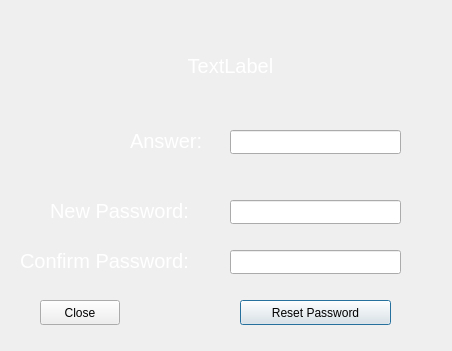
Old version of the form forgotpassword.ui in the repository Nicholas-LeBoeuf/RemoteWorkouts.
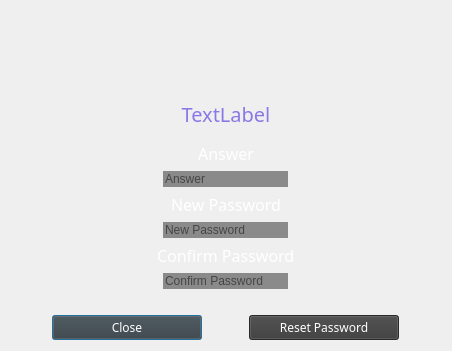
New version of the form. Icons and pictures are not drawn.

Commit message: Forgot password UI complete. Changed font of login window buttons too.

```diff
--- a/forgotpassword.ui
+++ b/forgotpassword.ui
@@ -21,22 +21,66 @@
    <string notr="true">QDialog {border-image: url(:/images/background.jpg)}
 QLabel { background: transparent; }</string>
   </property>
+  <layout class="QHBoxLayout" name="horizontalLayout_2">
+   <item>
+    <layout class="QVBoxLayout" name="verticalLayout_2">
+     <item alignment="Qt::AlignHCenter">
+      <widget class="QLabel" name="label_4">
+       <property name="minimumSize">
+        <size>
+         <width>100</width>
+         <height>0</height>
+        </size>
+       </property>
+       <property name="maximumSize">
+        <size>
+         <width>100</width>
+         <height>100</height>
+        </size>
+       </property>
+       <property name="font">
+        <font>
+         <family>Segoe UI</family>
+         <pointsize>48</pointsize>
+         <weight>50</weight>
+         <italic>false</italic>
+         <bold>false</bold>
+         <underline>false</underline>
+         <strikeout>false</strikeout>
+         <kerning>true</kerning>
+        </font>
+       </property>
+       <property name="cursor">
+        <cursorShape>ArrowCursor</cursorShape>
+       </property>
+       <property name="styleSheet">
+        <string notr="true"/>
+       </property>
+       <property name="text">
+        <string/>
+       </property>
+       <property name="pixmap">
+        <pixmap resource="resources.qrc">:/images/RWLogo.png</pixmap>
+       </property>
+       <property name="scaledContents">
+        <bool>true</bool>
+       </property>
+       <property name="alignment">
+        <set>Qt::AlignCenter</set>
+       </property>
+      </widget>
+     </item>
+     <item>
   <widget class="QLabel" name="securityQLabel">
-   <property name="geometry">
-    <rect>
-     <x>10</x>
-     <y>30</y>
-     <width>441</width>
-     <height>71</height>
-    </rect>
-   </property>
    <property name="font">
     <font>
+         <family>Eras Demi ITC</family>
      <pointsize>15</pointsize>
     </font>
    </property>
    <property name="styleSheet">
-    <string notr="true">QLabel {color:white;}</string>
+        <string notr="true">QLabel {color: rgb(139, 120, 230);}
+</string>
    </property>
    <property name="text">
     <string>TextLabel</string>
@@ -45,131 +89,241 @@
     <set>Qt::AlignCenter</set>
    </property>
   </widget>
-  <widget class="QLineEdit" name="securityQAnswer">
-   <property name="geometry">
-    <rect>
-     <x>230</x>
-     <y>130</y>
-     <width>171</width>
-     <height>24</height>
-    </rect>
-   </property>
-  </widget>
+     </item>
+     <item>
+      <layout class="QVBoxLayout" name="verticalLayout">
+       <item>
   <widget class="QLabel" name="label">
-   <property name="geometry">
-    <rect>
-     <x>130</x>
-     <y>120</y>
-     <width>91</width>
-     <height>41</height>
-    </rect>
-   </property>
    <property name="font">
     <font>
-     <pointsize>15</pointsize>
+           <family>Eras Demi ITC</family>
+           <pointsize>12</pointsize>
     </font>
    </property>
    <property name="styleSheet">
     <string notr="true">QLabel {color:white;}</string>
    </property>
    <property name="text">
-    <string>Answer:</string>
-   </property>
-  </widget>
-  <widget class="QLineEdit" name="newPassword">
-   <property name="geometry">
-    <rect>
-     <x>230</x>
-     <y>200</y>
-     <width>171</width>
-     <height>24</height>
-    </rect>
-   </property>
-   <property name="echoMode">
-    <enum>QLineEdit::Password</enum>
-   </property>
-  </widget>
-  <widget class="QLineEdit" name="confirmPassword">
-   <property name="geometry">
-    <rect>
-     <x>230</x>
-     <y>250</y>
-     <width>171</width>
-     <height>24</height>
-    </rect>
-   </property>
+          <string>Answer</string>
+         </property>
+         <property name="alignment">
+          <set>Qt::AlignCenter</set>
+         </property>
+        </widget>
+       </item>
+       <item alignment="Qt::AlignHCenter">
+        <widget class="QLineEdit" name="securityQAnswer">
+         <property name="minimumSize">
+          <size>
+           <width>125</width>
+           <height>0</height>
+          </size>
+         </property>
+         <property name="maximumSize">
+          <size>
+           <width>108</width>
+           <height>16777215</height>
+          </size>
+         </property>
+         <property name="styleSheet">
+          <string notr="true">QLineEdit{color:black; background-color:rgb(138, 138, 138); border:rgb(138, 138, 138);}
+</string>
+         </property>
+         <property name="text">
+          <string/>
+         </property>
    <property name="echoMode">
-    <enum>QLineEdit::Password</enum>
-   </property>
-  </widget>
+          <enum>QLineEdit::NoEcho</enum>
+         </property>
+         <property name="placeholderText">
+          <string>Answer</string>
+         </property>
+        </widget>
+       </item>
+       <item alignment="Qt::AlignHCenter">
   <widget class="QLabel" name="label_2">
-   <property name="geometry">
-    <rect>
-     <x>50</x>
-     <y>190</y>
-     <width>171</width>
-     <height>41</height>
-    </rect>
-   </property>
    <property name="font">
     <font>
-     <pointsize>15</pointsize>
+           <family>Eras Demi ITC</family>
+           <pointsize>12</pointsize>
     </font>
    </property>
    <property name="styleSheet">
     <string notr="true">QLabel {color:white;}</string>
    </property>
    <property name="text">
-    <string>New Password:</string>
-   </property>
-  </widget>
+          <string>New Password</string>
+         </property>
+        </widget>
+       </item>
+       <item alignment="Qt::AlignHCenter">
+        <widget class="QLineEdit" name="newPassword">
+         <property name="sizePolicy">
+          <sizepolicy hsizetype="Fixed" vsizetype="Fixed">
+           <horstretch>0</horstretch>
+           <verstretch>0</verstretch>
+          </sizepolicy>
+         </property>
+         <property name="minimumSize">
+          <size>
+           <width>125</width>
+           <height>0</height>
+          </size>
+         </property>
+         <property name="maximumSize">
+          <size>
+           <width>150</width>
+           <height>16777215</height>
+          </size>
+         </property>
+         <property name="styleSheet">
+          <string notr="true">QLineEdit{color:black; background-color:rgb(138, 138, 138); border:rgb(138, 138, 138);}
+</string>
+         </property>
+         <property name="echoMode">
+          <enum>QLineEdit::Password</enum>
+         </property>
+         <property name="placeholderText">
+          <string>New Password</string>
+         </property>
+        </widget>
+       </item>
+       <item alignment="Qt::AlignHCenter">
   <widget class="QLabel" name="label_3">
-   <property name="geometry">
-    <rect>
-     <x>20</x>
-     <y>240</y>
-     <width>201</width>
-     <height>41</height>
-    </rect>
-   </property>
    <property name="font">
     <font>
-     <pointsize>15</pointsize>
+           <family>Eras Demi ITC</family>
+           <pointsize>12</pointsize>
     </font>
    </property>
    <property name="styleSheet">
     <string notr="true">QLabel {color:white;}</string>
    </property>
    <property name="text">
-    <string>Confirm Password:</string>
-   </property>
-  </widget>
-  <widget class="QPushButton" name="resetPassword">
-   <property name="geometry">
-    <rect>
-     <x>240</x>
-     <y>300</y>
-     <width>151</width>
-     <height>25</height>
-    </rect>
-   </property>
-   <property name="text">
-    <string>Reset Password</string>
-   </property>
-  </widget>
+          <string>Confirm Password</string>
+         </property>
+        </widget>
+       </item>
+       <item alignment="Qt::AlignHCenter">
+        <widget class="QLineEdit" name="confirmPassword">
+         <property name="sizePolicy">
+          <sizepolicy hsizetype="Expanding" vsizetype="Fixed">
+           <horstretch>0</horstretch>
+           <verstretch>0</verstretch>
+          </sizepolicy>
+         </property>
+         <property name="minimumSize">
+          <size>
+           <width>125</width>
+           <height>0</height>
+          </size>
+         </property>
+         <property name="maximumSize">
+          <size>
+           <width>175</width>
+           <height>16777215</height>
+          </size>
+         </property>
+         <property name="styleSheet">
+          <string notr="true">QLineEdit{color:black; background-color:rgb(138, 138, 138); border:rgb(138, 138, 138);}
+</string>
+         </property>
+         <property name="echoMode">
+          <enum>QLineEdit::Password</enum>
+         </property>
+         <property name="placeholderText">
+          <string>Confirm Password</string>
+         </property>
+        </widget>
+       </item>
+      </layout>
+     </item>
+     <item>
+      <spacer name="horizontalSpacer">
+       <property name="orientation">
+        <enum>Qt::Horizontal</enum>
+       </property>
+       <property name="sizeHint" stdset="0">
+        <size>
+         <width>40</width>
+         <height>20</height>
+        </size>
+       </property>
+      </spacer>
+     </item>
+     <item>
+      <layout class="QHBoxLayout" name="horizontalLayout">
+       <item>
   <widget class="QPushButton" name="close">
-   <property name="geometry">
-    <rect>
-     <x>40</x>
-     <y>300</y>
-     <width>80</width>
-     <height>25</height>
-    </rect>
+         <property name="sizePolicy">
+          <sizepolicy hsizetype="Fixed" vsizetype="Fixed">
+           <horstretch>0</horstretch>
+           <verstretch>0</verstretch>
+          </sizepolicy>
+         </property>
+         <property name="minimumSize">
+          <size>
+           <width>150</width>
+           <height>0</height>
+          </size>
+         </property>
+         <property name="font">
+          <font>
+           <family>Eras Demi ITC</family>
+          </font>
+         </property>
+         <property name="cursor">
+          <cursorShape>PointingHandCursor</cursorShape>
+         </property>
+         <property name="layoutDirection">
+          <enum>Qt::LeftToRight</enum>
+         </property>
+         <property name="styleSheet">
+          <string notr="true">QPushButton {color: white; background-color: rgb(58, 58, 58)}</string>
    </property>
    <property name="text">
     <string>Close</string>
    </property>
   </widget>
+       </item>
+       <item>
+        <widget class="QPushButton" name="resetPassword">
+         <property name="sizePolicy">
+          <sizepolicy hsizetype="Fixed" vsizetype="Fixed">
+           <horstretch>0</horstretch>
+           <verstretch>0</verstretch>
+          </sizepolicy>
+         </property>
+         <property name="minimumSize">
+          <size>
+           <width>150</width>
+           <height>0</height>
+          </size>
+         </property>
+         <property name="font">
+          <font>
+           <family>Eras Demi ITC</family>
+          </font>
+         </property>
+         <property name="cursor">
+          <cursorShape>PointingHandCursor</cursorShape>
+         </property>
+         <property name="layoutDirection">
+          <enum>Qt::LeftToRight</enum>
+         </property>
+         <property name="styleSheet">
+          <string notr="true">QPushButton {color: white; background-color: rgb(58, 58, 58)}</string>
+         </property>
+         <property name="text">
+          <string>Reset Password</string>
+         </property>
+        </widget>
+       </item>
+      </layout>
+     </item>
+    </layout>
+   </item>
+  </layout>
  </widget>
  <resources>
   <include location="resources.qrc"/>
```
Left out of the diff: 2 changed lines with no effect on the pictures. Lines whose indentation alone changed are shown as unchanged. The commit also changes 1 other file.
